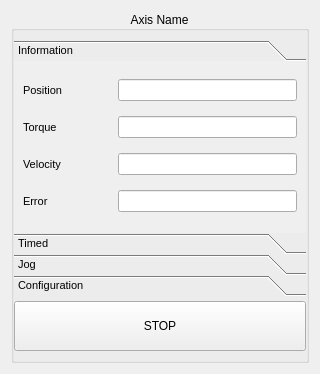
The window that views/axis_manual_control.ui (luis-banuelos-chacon/trolleyTester) describes before a commit, drawn with Qt 5.
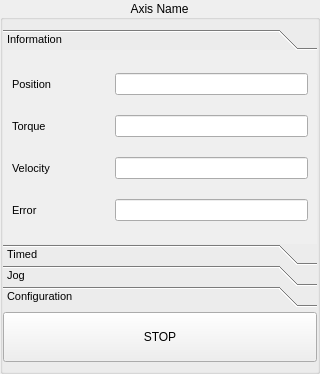
The same window after the commit.

Commit message: Reduce margins

The edit to the form file:
```diff
--- a/views/axis_manual_control.ui
+++ b/views/axis_manual_control.ui
@@ -14,6 +14,9 @@
    <string>Form</string>
   </property>
   <layout class="QGridLayout" name="gridLayout_4">
+   <property name="margin">
+    <number>0</number>
+   </property>
    <item row="0" column="0">
     <widget class="QGroupBox" name="mainBox">
      <property name="styleSheet">
@@ -67,8 +70,8 @@
           <rect>
            <x>0</x>
            <y>0</y>
-           <width>294</width>
-           <height>165</height>
+           <width>312</width>
+           <height>183</height>
           </rect>
          </property>
          <attribute name="label">
```
